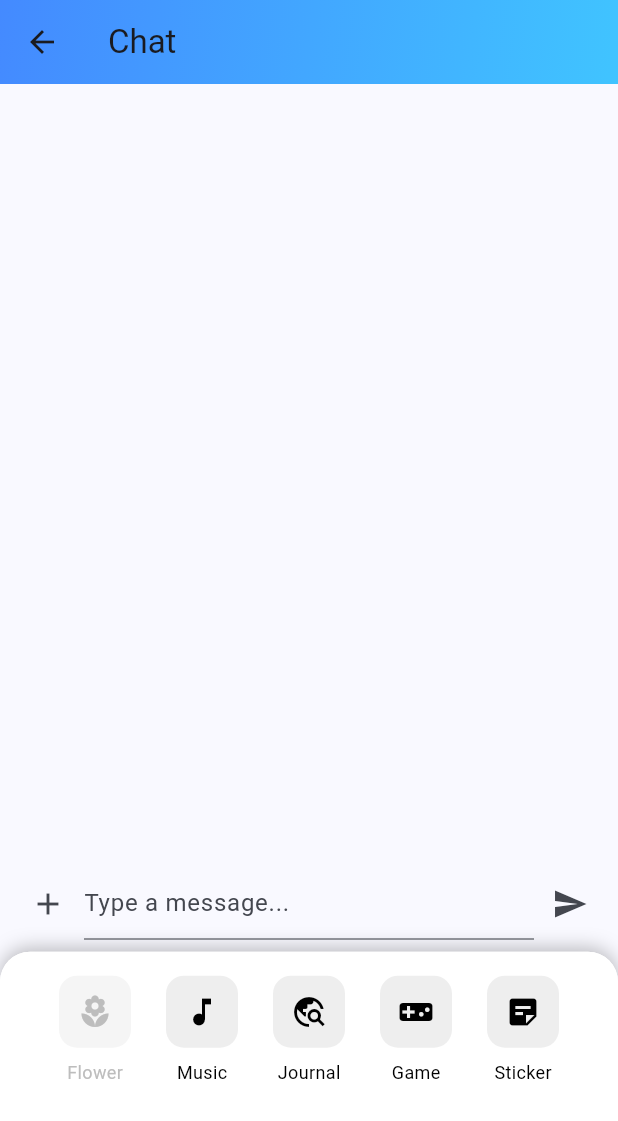
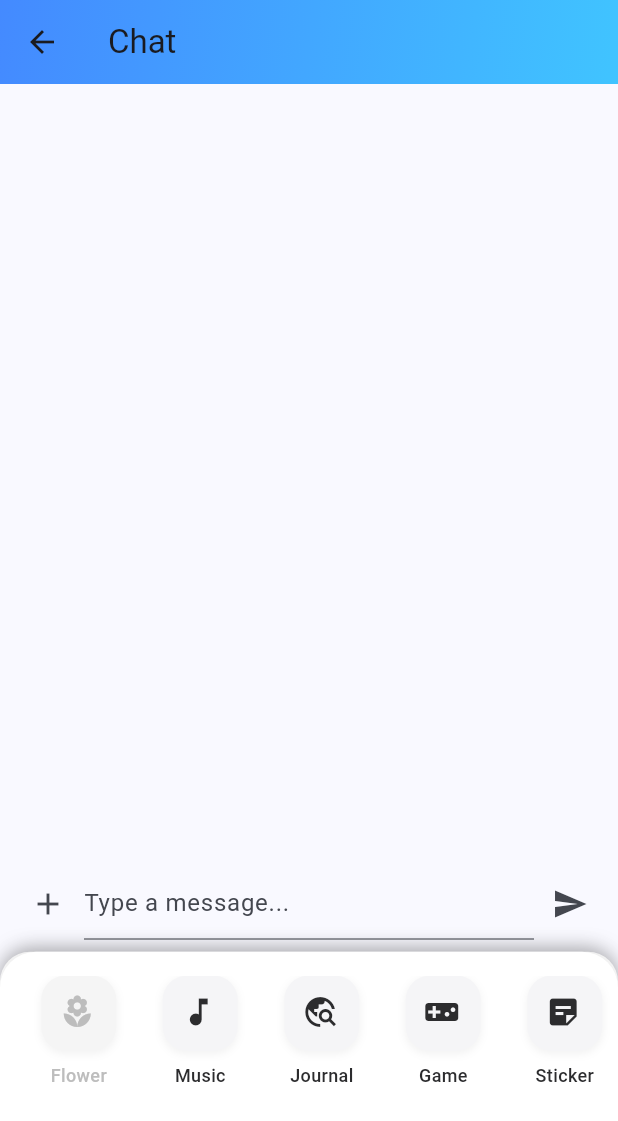
Before and after one commit to Yung729/blindmate, a Flutter app: the ChatScreen screen opened directly with empty values, after a tap on the "add" icon, after a tap on "Sticker", after a tap on the "close" icon, on a phone screen of 412 x 824 dp. Shown: the top 1121 px of the screen. Run offline on Flutter 3.47's test engine with Material 3 defaults, Android fonts, the phone set to English and light mode, and no system bars; our stand-ins replace animated_text_kit, cloud_firestore, device_info_plus, firebase_auth, firebase_core, google_generative_ai and 5 more; missing offline and left inert: metadata_fetch; accounts and stored records are empty; network calls fail; project files that could hold a hidden picture were left out.

Commit message:
drawer ui enhance

```diff
--- a/lib/views/UIComponents/bottom_drawer.dart
+++ b/lib/views/UIComponents/bottom_drawer.dart
@@ -47,57 +47,81 @@ class _BottomDrawerState extends State<BottomDrawer> {
 
   @override
   Widget build(BuildContext context) {
-    return Container(
-      padding: const EdgeInsets.all(16),
-      decoration: const BoxDecoration(
+    final screenHeight = MediaQuery.of(context).size.height;
+    final maxHeight = screenHeight * 0.7;
+    final screenWidth = MediaQuery.of(context).size.width;
+
+    return ConstrainedBox(
+      constraints: BoxConstraints(maxHeight: maxHeight),
+      child: Container(
+        width: screenWidth,
+        padding: const EdgeInsets.only(top: 16),
+        decoration: BoxDecoration(
           color: Colors.white,
-        borderRadius: BorderRadius.only(
-          topLeft: Radius.circular(20),
-          topRight: Radius.circular(20),
+          borderRadius: const BorderRadius.only(
+            topLeft: Radius.circular(24),
+            topRight: Radius.circular(24),
           ),
+          boxShadow: [
+            BoxShadow(
+              color: Colors.black.withOpacity(0.1),
+              blurRadius: 10,
+              spreadRadius: 0,
+              offset: const Offset(0, -2),
+            ),
+          ],
         ),
         child: Column(
           mainAxisSize: MainAxisSize.min,
           children: [
             if (!widget.showStickers) ...[
-            Row(
-              mainAxisAlignment: MainAxisAlignment.spaceEvenly,
+              SizedBox(
+                width: screenWidth,
+                child: SingleChildScrollView(
+                  scrollDirection: Axis.horizontal,
+                  child: Padding(
+                    padding: const EdgeInsets.symmetric(horizontal: 20),
+                    child: Row(
                       children: [
                         _buildDrawerButton(
                           icon: Icons.local_florist,
                           label: "Flower",
                           onTap: () => widget.onFlowerSelected(null),
                         ),
+                        const SizedBox(width: 16),
                         _buildDrawerButton(
                           icon: Icons.music_note,
                           label: "Music",
                           onTap: widget.onShareMusic,
                         ),
+                        const SizedBox(width: 16),
                         _buildDrawerButton(
                           icon: Icons.travel_explore,
                           label: "Journal",
                           onTap: widget.onTripJournal,
                         ),
+                        const SizedBox(width: 16),
                         _buildDrawerButton(
                           icon: Icons.videogame_asset,
                           label: "Game",
                           onTap: widget.onPlayMiniGame,
                         ),
+                        const SizedBox(width: 16),
                         _buildDrawerButton(
                           icon: Icons.sticky_note_2,
                           label: "Sticker",
-                  onTap: () {
-                    setState(() {
-                      widget.toggleStickers(true);
-                    });
-                  },
+                          onTap: () => widget.toggleStickers(true),
                         ),
                       ],
+                    ),
+                  ),
+                ),
               ),
             ] else ...[
               _buildStickerDrawer(),
             ],
           ],
+        ),
       ),
     );
   }
@@ -112,33 +136,59 @@ class _BottomDrawerState extends State<BottomDrawer> {
 
     return GestureDetector(
       onTap: isFlower && !hasFlowers ? null : onTap,
+      child: Container(
+        width: 65, // Fixed width for consistent sizing
         child: Column(
           mainAxisSize: MainAxisSize.min,
           children: [
-          Stack(
-            children: [
             Container(
+              width: 50, // Fixed width for icon container
+              height: 50, // Fixed height for icon container
               padding: const EdgeInsets.all(12),
               decoration: BoxDecoration(
-                  color: isFlower && !hasFlowers ? Colors.grey[100] : Colors.grey[200],
-                  borderRadius: BorderRadius.circular(12),
+                color: isFlower && !hasFlowers
+                  ? Colors.grey[100]
+                  : const Color(0xFFF5F5F7),
+                borderRadius: BorderRadius.circular(16),
+                boxShadow: [
+                  BoxShadow(
+                    color: Colors.black.withOpacity(0.05),
+                    blurRadius: 4,
+                    offset: const Offset(0, 2),
                   ),
-                child: Icon(
+                ],
+              ),
+              child: Stack(
+                clipBehavior: Clip.none,
+                children: [
+                  Icon(
                     icon,
                     size: 24,
-                  color: isFlower && !hasFlowers ? Colors.grey[400] : Colors.black
-                ),
+                    color: isFlower && !hasFlowers
+                      ? Colors.grey[400]
+                      : const Color(0xFF2C2C2E),
                   ),
                   if (isFlower && hasFlowers)
                     Positioned(
-                  right: 0,
-                  top: 0,
+                      right: -15,
+                      top: -15,
                       child: Container(
                         padding: const EdgeInsets.all(4),
                         decoration: BoxDecoration(
                           color: Colors.red,
-                      borderRadius: BorderRadius.circular(8),
+                          borderRadius: BorderRadius.circular(10),
+                          boxShadow: [
+                            BoxShadow(
+                              color: Colors.black.withOpacity(0.1),
+                              blurRadius: 2,
                             ),
+                          ],
+                        ),
+                        constraints: const BoxConstraints(
+                          minWidth: 20,
+                          minHeight: 20,
+                        ),
+                        child: Center(
                           child: Text(
                             widget.flowerCount.toString(),
                             style: const TextStyle(
@@ -149,31 +199,42 @@ class _BottomDrawerState extends State<BottomDrawer> {
                           ),
                         ),
                       ),
+                    ),
                 ],
+              ),
             ),
             const SizedBox(height: 8),
             Text(
               label,
               style: TextStyle(
                 fontSize: 12,
-              color: isFlower && !hasFlowers ? Colors.grey[400] : Colors.black
-            )
+                fontWeight: FontWeight.w500,
+                color: isFlower && !hasFlowers
+                  ? Colors.grey[400]
+                  : const Color(0xFF2C2C2E),
+              ),
             ),
           ],
+        ),
       ),
     );
   }
 
   Widget _buildStickerDrawer() {
+    final screenHeight = MediaQuery.of(context).size.height;
+    final gridHeight = screenHeight * 0.25;
+
     return Column(
       mainAxisSize: MainAxisSize.min,
       children: [
-        // Search bar
         Container(
-          height: 40, // Fixed height for search bar
+          color: Colors.white,
+          padding: const EdgeInsets.symmetric(horizontal: 20),
           child: Row(
             children: [
               Expanded(
+                child: Container(
+                  height: 40,
                   child: TextField(
                     controller: _searchController,
                     decoration: InputDecoration(
@@ -187,11 +248,10 @@ class _BottomDrawerState extends State<BottomDrawer> {
                         borderRadius: BorderRadius.circular(20),
                         borderSide: const BorderSide(width: 1),
                       ),
-                    isDense: true, // Makes the TextField more compact
+                      isDense: true,
                     ),
                     style: const TextStyle(fontSize: 14),
                     onChanged: (value) {
-                    // Changed from onSubmitted to onChanged
                       _debounceTimer?.cancel();
                       _debounceTimer = Timer(
                         const Duration(milliseconds: 500),
@@ -204,10 +264,14 @@ class _BottomDrawerState extends State<BottomDrawer> {
                     },
                   ),
                 ),
-              const SizedBox(width: 4),
+              ),
+              const SizedBox(width: 8),
               IconButton(
                 padding: EdgeInsets.zero,
-                constraints: const BoxConstraints(minWidth: 40, minHeight: 40),
+                constraints: const BoxConstraints(
+                  minWidth: 32,
+                  minHeight: 32,
+                ),
                 icon: const Icon(Icons.close, size: 20),
                 onPressed: () {
                   setState(() {
@@ -220,9 +284,10 @@ class _BottomDrawerState extends State<BottomDrawer> {
           ),
         ),
         const SizedBox(height: 8),
-        // Sticker grid
-        SizedBox(
-          height: 140, // 2 rows of stickers, adjust as needed
+        Expanded(
+          child: SingleChildScrollView(
+            child: Padding(
+              padding: const EdgeInsets.symmetric(horizontal: 20),
               child: GridView.builder(
                 scrollDirection: Axis.horizontal,
                 gridDelegate: const SliverGridDelegateWithFixedCrossAxisCount(
@@ -245,6 +310,8 @@ class _BottomDrawerState extends State<BottomDrawer> {
                 },
               ),
             ),
+          ),
+        ),
       ],
     );
   }
--- a/lib/views/UIComponents/typing_bubble.dart
+++ b/lib/views/UIComponents/typing_bubble.dart
@@ -8,7 +8,7 @@ class TypingBubble extends StatelessWidget {
     return Container(
       padding: const EdgeInsets.all(8),
       decoration: BoxDecoration(
-        color: Colors.grey[300],
+        color: Colors.transparent,
         borderRadius: BorderRadius.circular(12),
       ),
       child: Row(
@@ -32,10 +32,12 @@ class TypingBubble extends StatelessWidget {
       builder: (context, value, child) {
         return Opacity(
           opacity: value,
-          child: child,
+          child: const CircleAvatar(
+            radius: 4,
+            backgroundColor: Colors.white70,
+          ),
         );
       },
-      child: const CircleAvatar(radius: 4, backgroundColor: Colors.black),
     );
   }
 }
```
Lines whose indentation alone changed are shown as unchanged.
